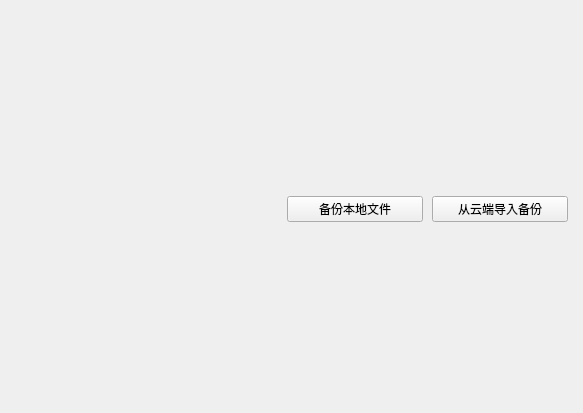
The window that windows/mainwindow_child/homepage/homepage.ui (Zao-chen/ZcVersionBox) describes before a commit, drawn with Qt 5.
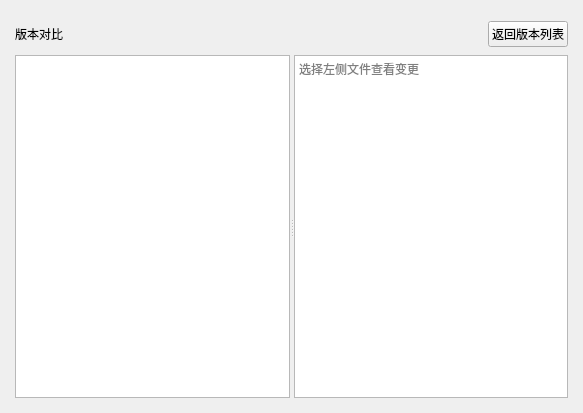
The same window after the commit. The open tabs and pages were chosen to show the change. Custom widgets are drawn as their Qt base class.

Commit message: feat: diff功能的初步完成

```diff
--- a/windows/mainwindow_child/homepage/homepage.ui
+++ b/windows/mainwindow_child/homepage/homepage.ui
@@ -146,6 +146,91 @@
          <attribute name="verticalHeaderDefaultSectionSize">
           <number>50</number>
          </attribute>
+       </widget>
+      </item>
+     </layout>
+    </widget>
+     <widget class="QWidget" name="page_2">
+      <layout class="QVBoxLayout" name="verticalLayout_DiffPage">
+       <property name="spacing">
+        <number>8</number>
+       </property>
+       <property name="leftMargin">
+        <number>0</number>
+       </property>
+       <property name="topMargin">
+        <number>0</number>
+       </property>
+       <property name="rightMargin">
+        <number>0</number>
+       </property>
+       <property name="bottomMargin">
+        <number>0</number>
+       </property>
+       <item>
+        <layout class="QHBoxLayout" name="horizontalLayout_DiffHeader">
+         <item>
+          <widget class="QLabel" name="label_DiffRange">
+           <property name="text">
+            <string>版本对比</string>
+           </property>
+          </widget>
+         </item>
+         <item>
+          <spacer name="horizontalSpacer_DiffHeader">
+           <property name="orientation">
+            <enum>Qt::Horizontal</enum>
+           </property>
+           <property name="sizeHint" stdset="0">
+            <size>
+             <width>40</width>
+             <height>20</height>
+            </size>
+           </property>
+          </spacer>
+         </item>
+         <item>
+          <widget class="ElaPushButton" name="pushButton_DiffBack">
+           <property name="text">
+            <string>返回版本列表</string>
+           </property>
+          </widget>
+         </item>
+        </layout>
+       </item>
+       <item>
+        <widget class="QSplitter" name="splitter_Diff">
+         <property name="orientation">
+          <enum>Qt::Horizontal</enum>
+         </property>
+         <widget class="ElaTableView" name="tableView_DiffFiles">
+          <property name="minimumSize">
+           <size>
+            <width>220</width>
+            <height>0</height>
+           </size>
+          </property>
+          <property name="editTriggers">
+           <set>QAbstractItemView::NoEditTriggers</set>
+          </property>
+          <property name="selectionMode">
+           <enum>QAbstractItemView::SingleSelection</enum>
+          </property>
+          <attribute name="verticalHeaderVisible">
+           <bool>false</bool>
+          </attribute>
+         </widget>
+         <widget class="QTextEdit" name="textEdit_DiffContent">
+          <property name="readOnly">
+           <bool>true</bool>
+          </property>
+          <property name="lineWrapMode">
+           <enum>QTextEdit::NoWrap</enum>
+          </property>
+          <property name="placeholderText">
+           <string>选择左侧文件查看变更</string>
+          </property>
+         </widget>
         </widget>
        </item>
       </layout>
```
The commit also changes 5 other files.
